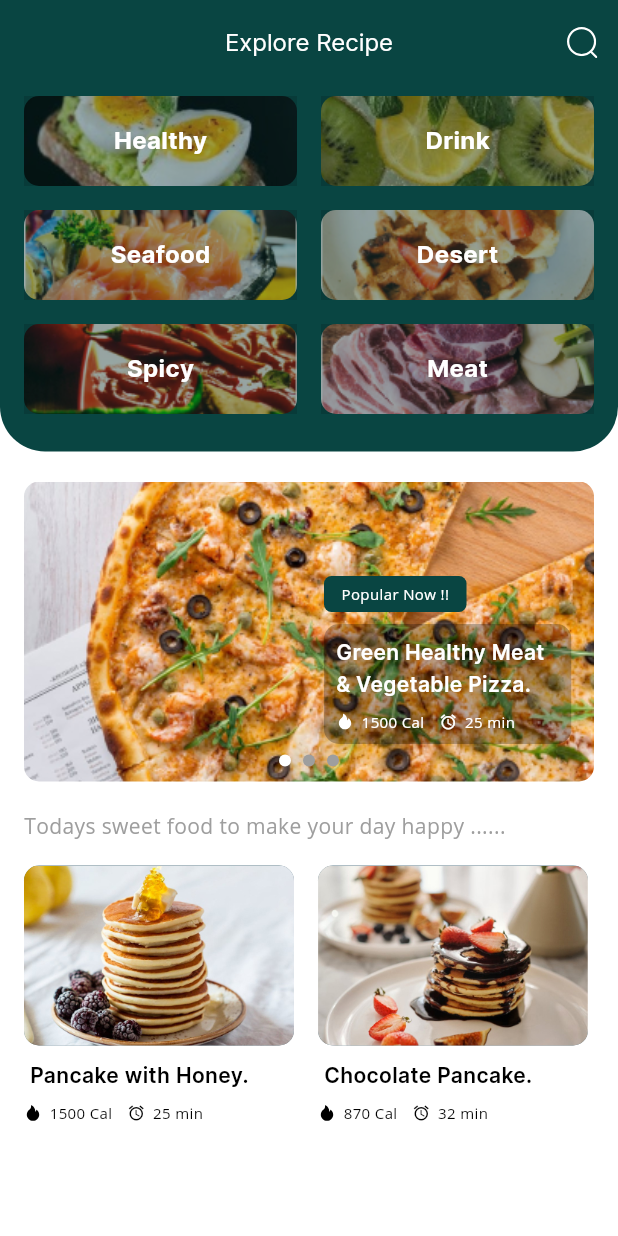
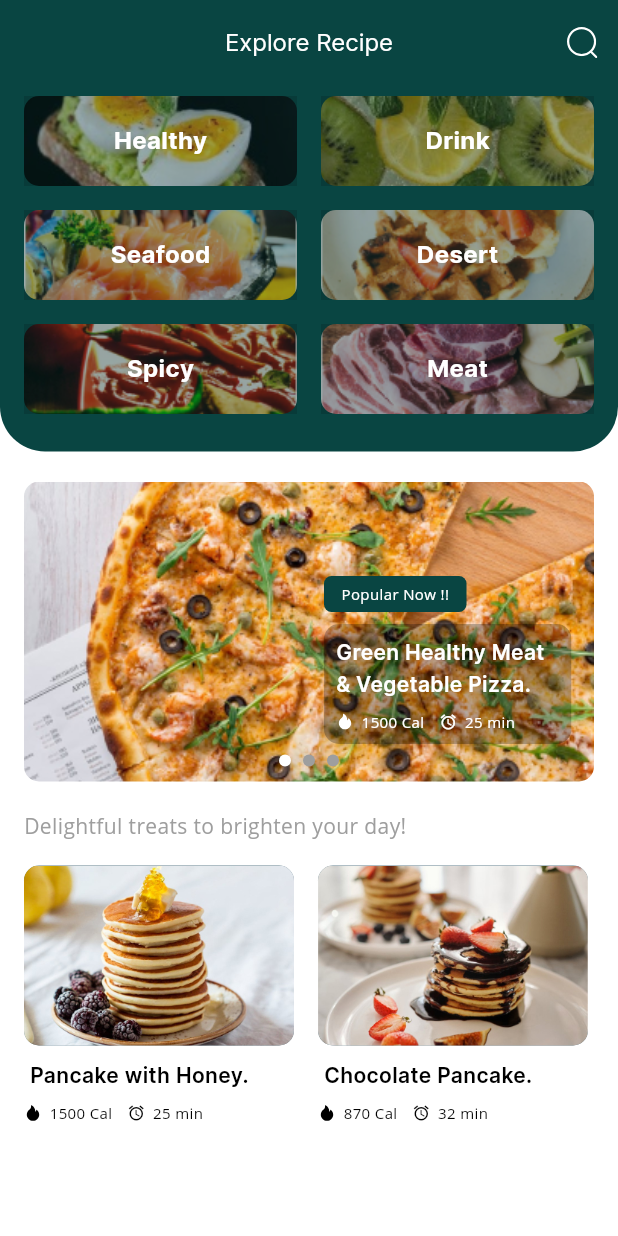
Before and after one commit to dcaayushd/CODSOFT-Recipe-App, a Flutter app: the ExploreScreen screen opened directly, on a phone screen of 412 x 824 dp. Run offline on Flutter 3.47's test engine with Material 3 defaults, Android fonts, the phone set to English and light mode, and no system bars; our stand-ins replace flutter_svg; missing offline and left inert: recipo_recipe_app.

```diff
--- a/lib/views/screens/explore_screen.dart
+++ b/lib/views/screens/explore_screen.dart
@@ -11,21 +11,22 @@ import 'package:recipo/views/widgets/popular_recipe_card.dart';
 import 'package:recipo/views/widgets/recommendation_recipe_card.dart';
 
 class ExploreScreen extends StatelessWidget {
-  // final Recipe popularRecipe = RecipeHelper.popularRecipes;
   final List<Recipe> popularRecipes = RecipeHelper.popularRecipes;
 
   final List<Recipe> sweetFoodRecommendationRecipe =
       RecipeHelper.sweetFoodRecommendationRecipe;
 
+ ExploreScreen({super.key});
+
   @override
   Widget build(BuildContext context) {
-    final ScrollController _scrollController = ScrollController();
+    final ScrollController scrollController = ScrollController();
 
-    _scrollController.addListener(() {
-      if (_scrollController.position.pixels <= 0 &&
-          _scrollController.position.userScrollDirection ==
+    scrollController.addListener(() {
+      if (scrollController.position.pixels <= 0 &&
+          scrollController.position.userScrollDirection ==
               ScrollDirection.forward) {
-        _scrollController.position.jumpTo(0);
+        scrollController.position.jumpTo(0);
       }
     });
     return Scaffold(
@@ -34,7 +35,7 @@ class ExploreScreen extends StatelessWidget {
         foregroundColor: Colors.white,
         elevation: 0,
         centerTitle: true,
-        title: Text('Explore Recipe',
+        title: const Text('Explore Recipe',
             style: TextStyle(
                 fontFamily: 'inter',
                 fontWeight: FontWeight.w400,
@@ -53,18 +54,18 @@ class ExploreScreen extends StatelessWidget {
         systemOverlayStyle: SystemUiOverlayStyle.light,
       ),
       body: ListView(
-        controller: _scrollController,
+        controller: scrollController,
         shrinkWrap: true,
-        physics: BouncingScrollPhysics(),
+        physics: const BouncingScrollPhysics(),
         children: [
           // Section 1 - Category
           Container(
-            padding: EdgeInsets.symmetric(horizontal: 16, vertical: 8),
+            padding: const EdgeInsets.symmetric(horizontal: 16, vertical: 8),
             width: MediaQuery.of(context).size.width,
             height: 245,
             decoration: BoxDecoration(
               color: AppColor.primary,
-              borderRadius: BorderRadius.only(
+              borderRadius: const BorderRadius.only(
                 bottomLeft: Radius.circular(30),
                 bottomRight: Radius.circular(30),
               ),
@@ -75,65 +76,64 @@ class ExploreScreen extends StatelessWidget {
               children: [
                 CategoryCard(
                     title: 'Healthy',
-                    image: AssetImage('assets/images/healthy.jpg')),
+                    image: const AssetImage('assets/images/healthy.jpg')),
                 CategoryCard(
                     title: 'Drink',
-                    image: AssetImage('assets/images/drink.jpg')),
+                    image: const AssetImage('assets/images/drink.jpg')),
                 CategoryCard(
                     title: 'Seafood',
-                    image: AssetImage('assets/images/seafood.jpg')),
+                    image: const AssetImage('assets/images/seafood.jpg')),
                 CategoryCard(
                     title: 'Desert',
-                    image: AssetImage('assets/images/desert.jpg')),
+                    image: const AssetImage('assets/images/desert.jpg')),
                 CategoryCard(
                     title: 'Spicy',
-                    image: AssetImage('assets/images/spicy.jpg')),
+                    image: const AssetImage('assets/images/spicy.jpg')),
                 CategoryCard(
-                    title: 'Meat', image: AssetImage('assets/images/meat.jpg')),
+                    title: 'Meat', image: const AssetImage('assets/images/meat.jpg')),
               ],
             ),
           ),
           // Section 2 - Popular Card
           Container(
             width: MediaQuery.of(context).size.width,
-            padding: EdgeInsets.symmetric(horizontal: 16, vertical: 20),
+            padding: const EdgeInsets.symmetric(horizontal: 16, vertical: 20),
             child: PopularRecipeCard(
               data: popularRecipes,
             ),
           ),
-          Container(
-            child: Column(
+          Column(
             crossAxisAlignment: CrossAxisAlignment.start,
             children: [
               // Header
               Container(
-                  margin: EdgeInsets.only(bottom: 16),
-                  padding: EdgeInsets.symmetric(horizontal: 16),
-                  child: Text(
-                    'Todays sweet food to make your day happy ......',
+                margin: const EdgeInsets.only(bottom: 16),
+                padding: const EdgeInsets.symmetric(horizontal: 16),
+                child: const Text(
+                  'Delightful treats to brighten your day!',
                   style: TextStyle(color: Colors.grey),
                 ),
               ),
               // Content
-                Container(
+              SizedBox(
                 height: 174,
                 child: ListView.separated(
                   shrinkWrap: true,
-                    physics: BouncingScrollPhysics(),
+                  physics: const BouncingScrollPhysics(),
                   scrollDirection: Axis.horizontal,
                   itemCount: sweetFoodRecommendationRecipe.length,
-                    padding: EdgeInsets.symmetric(horizontal: 16),
+                  padding: const EdgeInsets.symmetric(horizontal: 16),
                   separatorBuilder: (context, index) {
-                      return SizedBox(width: 16);
+                    return const SizedBox(width: 16);
                   },
                   itemBuilder: (context, index) {
                     return RecommendationRecipeCard(
-                          data: sweetFoodRecommendationRecipe[index]);
+                      data: sweetFoodRecommendationRecipe[index],
+                    );
                   },
                 ),
               )
             ],
-            ),
           ),
         ],
       ),
```
Also changed, not shown: lib/views/screens/newly_posted_screen.dart (+19 -14 lines), lib/views/screens/screen_switcher.dart (+14 -8 lines). Lines whose indentation alone changed are shown as unchanged.
